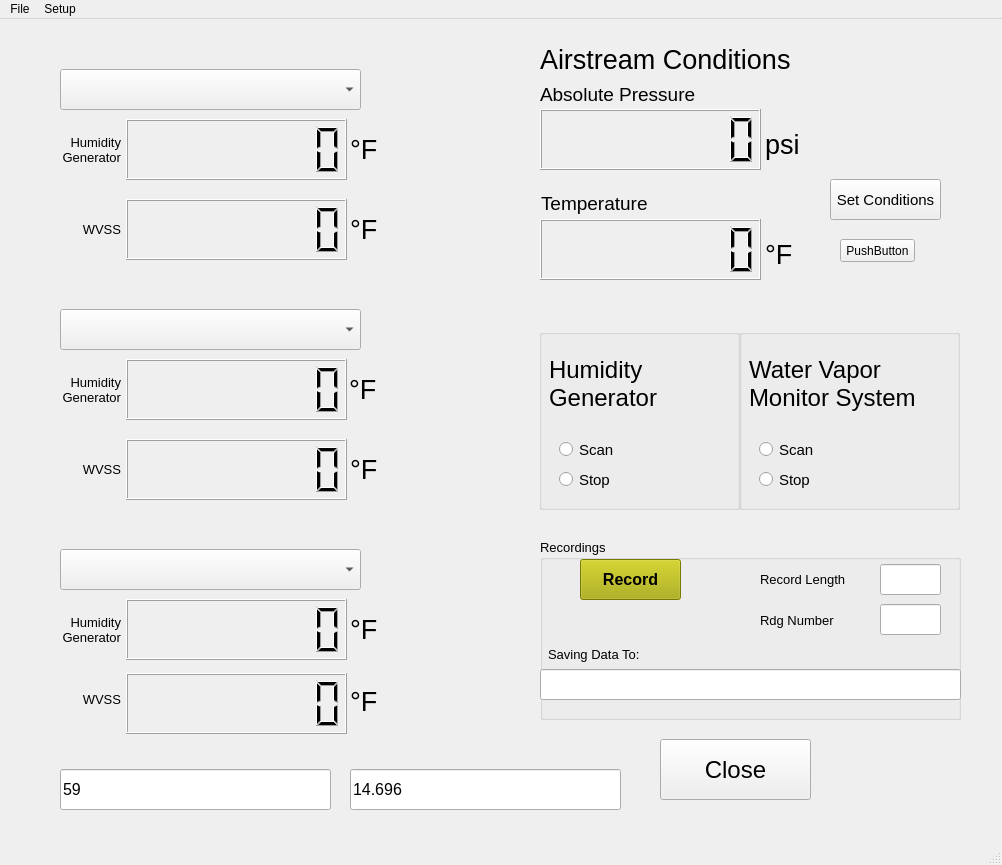
Above: GUIs/basic_GUI.ui from jbaviation/humidity_cart before the change. Below: the same form after it.
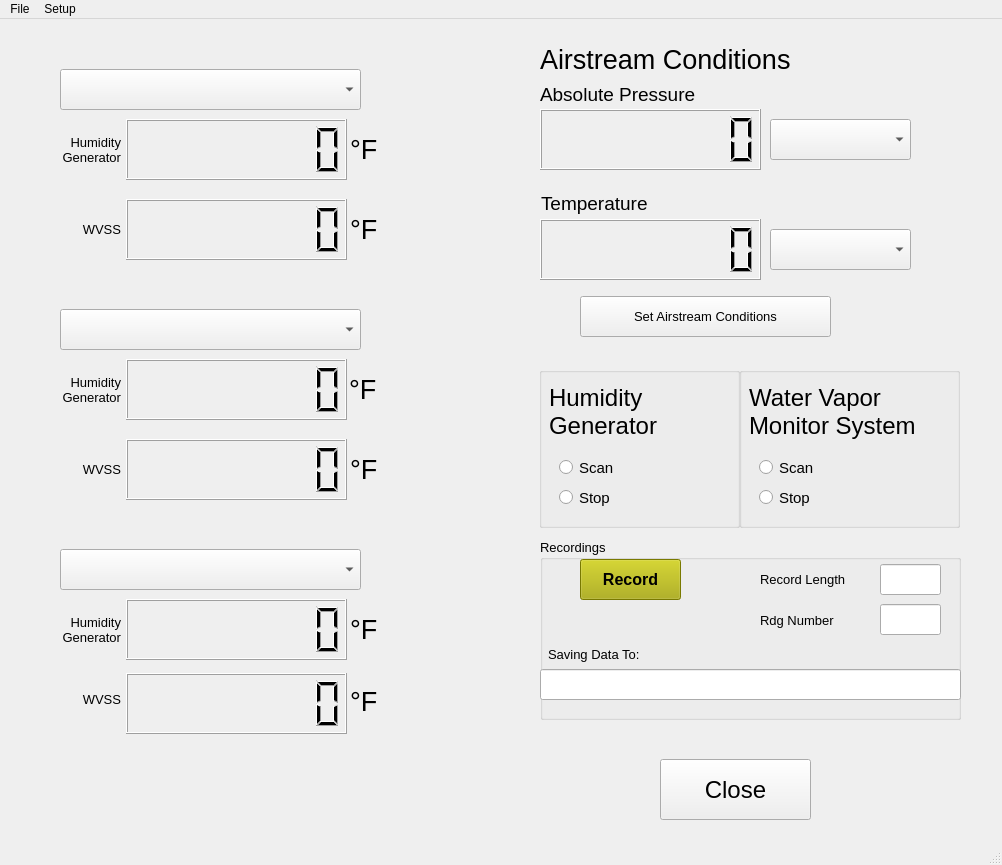
That is the form after the change.

Commit message: The program now allows the user to adjust units of airstream conditions via comboboxes. This functionality works with both live updating temps (havent tested pressures yet because I need a WVSS) and fixed temps/press.  Units need to be properly configured to adjust for the measured counts of temperature and measured mbars for pressure.  Would also like to adjust the LCD text color to match that of the humidity data.  Currently the program needs to be slightly modified to allow for setting up the TC hockey puck, after that we will be ready.

Diff of the .ui file:
```diff
--- a/GUIs/basic_GUI.ui
+++ b/GUIs/basic_GUI.ui
@@ -155,42 +155,6 @@
      </rect>
     </property>
    </widget>
-   <widget class="QLineEdit" name="PressureEdit">
-    <property name="geometry">
-     <rect>
-      <x>350</x>
-      <y>750</y>
-      <width>271</width>
-      <height>41</height>
-     </rect>
-    </property>
-    <property name="font">
-     <font>
-      <pointsize>12</pointsize>
-     </font>
-    </property>
-    <property name="text">
-     <string>14.696</string>
-    </property>
-   </widget>
-   <widget class="QLineEdit" name="TemperatureEdit">
-    <property name="geometry">
-     <rect>
-      <x>60</x>
-      <y>750</y>
-      <width>271</width>
-      <height>41</height>
-     </rect>
-    </property>
-    <property name="font">
-     <font>
-      <pointsize>12</pointsize>
-     </font>
-    </property>
-    <property name="text">
-     <string>59</string>
-    </property>
-   </widget>
    <widget class="QLabel" name="PressureLabel">
     <property name="geometry">
      <rect>
@@ -229,70 +193,11 @@
      <string>Temperature</string>
     </property>
    </widget>
-   <widget class="QLabel" name="PressureUnitLabel">
-    <property name="geometry">
-     <rect>
-      <x>765</x>
-      <y>100</y>
-      <width>71</width>
-      <height>51</height>
-     </rect>
-    </property>
-    <property name="font">
-     <font>
-      <family>Arial</family>
-      <pointsize>20</pointsize>
-     </font>
-    </property>
-    <property name="text">
-     <string>psi</string>
-    </property>
-   </widget>
-   <widget class="QLabel" name="TemperatureUnitLabel">
-    <property name="geometry">
-     <rect>
-      <x>765</x>
-      <y>210</y>
-      <width>51</width>
-      <height>51</height>
-     </rect>
-    </property>
-    <property name="font">
-     <font>
-      <family>Arial</family>
-      <pointsize>20</pointsize>
-     </font>
-    </property>
-    <property name="text">
-     <string>°F</string>
-    </property>
-   </widget>
-   <widget class="QPushButton" name="SetConditionsButton">
-    <property name="geometry">
-     <rect>
-      <x>830</x>
-      <y>160</y>
-      <width>111</width>
-      <height>41</height>
-     </rect>
-    </property>
-    <property name="font">
-     <font>
-      <pointsize>11</pointsize>
-     </font>
-    </property>
-    <property name="toolTip">
-     <string/>
-    </property>
-    <property name="text">
-     <string>Set Conditions</string>
-    </property>
-   </widget>
    <widget class="QPushButton" name="CloseButton">
     <property name="geometry">
      <rect>
       <x>660</x>
-      <y>720</y>
+      <y>740</y>
       <width>151</width>
       <height>61</height>
      </rect>
@@ -404,16 +309,21 @@
     <property name="geometry">
      <rect>
       <x>539</x>
-      <y>310</y>
+      <y>348</y>
       <width>201</width>
-      <height>181</height>
+      <height>161</height>
      </rect>
     </property>
+    <property name="font">
+     <font>
+      <pointsize>11</pointsize>
+     </font>
+    </property>
     <widget class="QRadioButton" name="StopButton">
      <property name="geometry">
       <rect>
        <x>20</x>
-       <y>140</y>
+       <y>120</y>
        <width>99</width>
        <height>21</height>
       </rect>
@@ -440,7 +350,7 @@
      <property name="geometry">
       <rect>
        <x>20</x>
-       <y>110</y>
+       <y>90</y>
        <width>99</width>
        <height>21</height>
       </rect>
@@ -469,7 +379,7 @@
        <x>10</x>
        <y>4</y>
        <width>141</width>
-       <height>101</height>
+       <height>81</height>
       </rect>
      </property>
      <property name="font">
@@ -499,9 +409,9 @@
     <property name="geometry">
      <rect>
       <x>739</x>
-      <y>310</y>
+      <y>348</y>
       <width>221</width>
-      <height>181</height>
+      <height>161</height>
      </rect>
     </property>
     <property name="title">
@@ -511,7 +421,7 @@
      <property name="geometry">
       <rect>
        <x>20</x>
-       <y>110</y>
+       <y>90</y>
        <width>82</width>
        <height>21</height>
       </rect>
@@ -535,7 +445,7 @@
      <property name="geometry">
       <rect>
        <x>20</x>
-       <y>140</y>
+       <y>120</y>
        <width>82</width>
        <height>21</height>
       </rect>
@@ -561,7 +471,7 @@
        <x>10</x>
        <y>4</y>
        <width>211</width>
-       <height>101</height>
+       <height>81</height>
       </rect>
      </property>
      <property name="font">
@@ -1361,14 +1271,49 @@
    <widget class="QPushButton" name="pushButton">
     <property name="geometry">
      <rect>
-      <x>840</x>
-      <y>220</y>
-      <width>75</width>
-      <height>23</height>
+      <x>580</x>
+      <y>277</y>
+      <width>251</width>
+      <height>41</height>
      </rect>
     </property>
+    <property name="font">
+     <font>
+      <pointsize>10</pointsize>
+     </font>
+    </property>
     <property name="text">
-     <string>PushButton</string>
+     <string>Set Airstream Conditions</string>
+    </property>
+   </widget>
+   <widget class="QComboBox" name="PressureUnitDD">
+    <property name="geometry">
+     <rect>
+      <x>770</x>
+      <y>100</y>
+      <width>141</width>
+      <height>41</height>
+     </rect>
+    </property>
+    <property name="font">
+     <font>
+      <pointsize>13</pointsize>
+     </font>
+    </property>
+   </widget>
+   <widget class="QComboBox" name="TemperatureUnitDD">
+    <property name="geometry">
+     <rect>
+      <x>770</x>
+      <y>210</y>
+      <width>141</width>
+      <height>41</height>
+     </rect>
+    </property>
+    <property name="font">
+     <font>
+      <pointsize>13</pointsize>
+     </font>
     </property>
    </widget>
   </widget>
```
Left out of the diff: 2 changed lines with no effect on the pictures. The commit also changes 5 other files.
